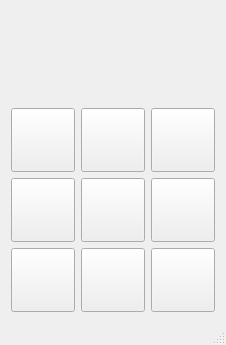
This is TicTacToe 2/mainwindow.ui in JohannesMund/Azubiprojekte as Qt 5 draws it before an edit. The edited form follows.
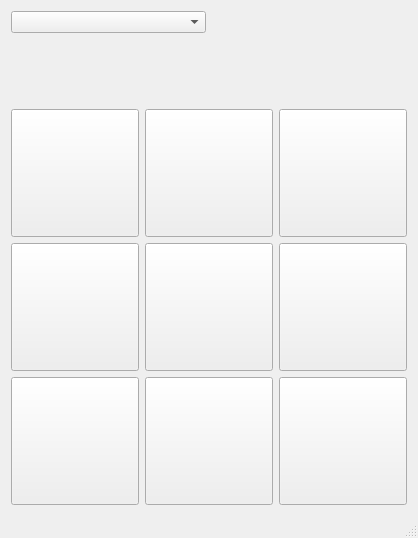
This is the edited form.

Patch:
```diff
--- a/TicTacToe 2/mainwindow.ui
+++ b/TicTacToe 2/mainwindow.ui
@@ -6,8 +6,8 @@
    <rect>
     <x>0</x>
     <y>0</y>
-    <width>222</width>
-    <height>345</height>
+    <width>414</width>
+    <height>538</height>
    </rect>
   </property>
   <property name="windowTitle">
@@ -15,26 +15,31 @@
   </property>
   <widget class="QWidget" name="centralWidget">
    <layout class="QGridLayout" name="gridLayout">
-    <item row="1" column="0">
+    <item row="2" column="0">
      <widget class="QPushButton" name="pb1">
       <property name="sizePolicy">
-       <sizepolicy hsizetype="Minimum" vsizetype="Minimum">
+       <sizepolicy hsizetype="Expanding" vsizetype="Expanding">
         <horstretch>64</horstretch>
         <verstretch>64</verstretch>
        </sizepolicy>
       </property>
       <property name="minimumSize">
        <size>
-        <width>64</width>
-        <height>64</height>
+        <width>128</width>
+        <height>128</height>
        </size>
       </property>
       <property name="maximumSize">
        <size>
-        <width>64</width>
-        <height>64</height>
+        <width>128</width>
+        <height>128</height>
        </size>
       </property>
+      <property name="font">
+       <font>
+        <pointsize>64</pointsize>
+       </font>
+      </property>
       <property name="text">
        <string/>
       </property>
@@ -46,82 +51,31 @@
       </property>
      </widget>
     </item>
-    <item row="1" column="2">
-     <widget class="QPushButton" name="pb3">
-      <property name="sizePolicy">
-       <sizepolicy hsizetype="Minimum" vsizetype="Minimum">
-        <horstretch>64</horstretch>
-        <verstretch>64</verstretch>
-       </sizepolicy>
-      </property>
-      <property name="minimumSize">
-       <size>
-        <width>64</width>
-        <height>64</height>
-       </size>
-      </property>
-      <property name="maximumSize">
-       <size>
-        <width>64</width>
-        <height>64</height>
-       </size>
-      </property>
-      <property name="text">
-       <string/>
-      </property>
-      <property name="checkable">
-       <bool>false</bool>
-      </property>
-     </widget>
-    </item>
-    <item row="2" column="0">
-     <widget class="QPushButton" name="pb4">
-      <property name="sizePolicy">
-       <sizepolicy hsizetype="Minimum" vsizetype="Minimum">
-        <horstretch>64</horstretch>
-        <verstretch>64</verstretch>
-       </sizepolicy>
-      </property>
-      <property name="minimumSize">
-       <size>
-        <width>64</width>
-        <height>64</height>
-       </size>
-      </property>
-      <property name="maximumSize">
-       <size>
-        <width>64</width>
-        <height>64</height>
-       </size>
-      </property>
-      <property name="text">
-       <string/>
-      </property>
-      <property name="checkable">
-       <bool>false</bool>
-      </property>
-     </widget>
-    </item>
-    <item row="1" column="1">
+    <item row="2" column="1">
      <widget class="QPushButton" name="pb2">
       <property name="sizePolicy">
-       <sizepolicy hsizetype="Minimum" vsizetype="Minimum">
+       <sizepolicy hsizetype="Expanding" vsizetype="Expanding">
         <horstretch>64</horstretch>
         <verstretch>64</verstretch>
        </sizepolicy>
       </property>
       <property name="minimumSize">
        <size>
-        <width>64</width>
-        <height>64</height>
+        <width>128</width>
+        <height>128</height>
        </size>
       </property>
       <property name="maximumSize">
        <size>
-        <width>64</width>
-        <height>64</height>
+        <width>128</width>
+        <height>128</height>
        </size>
       </property>
+      <property name="font">
+       <font>
+        <pointsize>64</pointsize>
+       </font>
+      </property>
       <property name="text">
        <string/>
       </property>
@@ -131,24 +85,95 @@
      </widget>
     </item>
     <item row="2" column="2">
-     <widget class="QPushButton" name="pb6">
+     <widget class="QPushButton" name="pb3">
       <property name="sizePolicy">
-       <sizepolicy hsizetype="Minimum" vsizetype="Minimum">
+       <sizepolicy hsizetype="Expanding" vsizetype="Expanding">
         <horstretch>64</horstretch>
         <verstretch>64</verstretch>
        </sizepolicy>
       </property>
       <property name="minimumSize">
        <size>
-        <width>64</width>
-        <height>64</height>
+        <width>128</width>
+        <height>128</height>
        </size>
       </property>
       <property name="maximumSize">
        <size>
-        <width>64</width>
-        <height>64</height>
+        <width>128</width>
+        <height>128</height>
        </size>
+      </property>
+      <property name="font">
+       <font>
+        <pointsize>64</pointsize>
+       </font>
+      </property>
+      <property name="text">
+       <string/>
+      </property>
+      <property name="checkable">
+       <bool>false</bool>
+      </property>
+     </widget>
+    </item>
+    <item row="3" column="0">
+     <widget class="QPushButton" name="pb4">
+      <property name="sizePolicy">
+       <sizepolicy hsizetype="Expanding" vsizetype="Expanding">
+        <horstretch>64</horstretch>
+        <verstretch>64</verstretch>
+       </sizepolicy>
+      </property>
+      <property name="minimumSize">
+       <size>
+        <width>128</width>
+        <height>128</height>
+       </size>
+      </property>
+      <property name="maximumSize">
+       <size>
+        <width>128</width>
+        <height>128</height>
+       </size>
+      </property>
+      <property name="font">
+       <font>
+        <pointsize>64</pointsize>
+       </font>
+      </property>
+      <property name="text">
+       <string/>
+      </property>
+      <property name="checkable">
+       <bool>false</bool>
+      </property>
+     </widget>
+    </item>
+    <item row="3" column="1">
+     <widget class="QPushButton" name="pb5">
+      <property name="sizePolicy">
+       <sizepolicy hsizetype="Expanding" vsizetype="Expanding">
+        <horstretch>64</horstretch>
+        <verstretch>64</verstretch>
+       </sizepolicy>
+      </property>
+      <property name="minimumSize">
+       <size>
+        <width>128</width>
+        <height>128</height>
+       </size>
+      </property>
+      <property name="maximumSize">
+       <size>
+        <width>128</width>
+        <height>128</height>
+       </size>
+      </property>
+      <property name="font">
+       <font>
+        <pointsize>64</pointsize>
+       </font>
       </property>
       <property name="text">
        <string/>
@@ -159,25 +184,129 @@
      </widget>
     </item>
     <item row="3" column="2">
+     <widget class="QPushButton" name="pb6">
+      <property name="sizePolicy">
+       <sizepolicy hsizetype="Expanding" vsizetype="Expanding">
+        <horstretch>64</horstretch>
+        <verstretch>64</verstretch>
+       </sizepolicy>
+      </property>
+      <property name="minimumSize">
+       <size>
+        <width>128</width>
+        <height>128</height>
+       </size>
+      </property>
+      <property name="maximumSize">
+       <size>
+        <width>128</width>
+        <height>128</height>
+       </size>
+      </property>
+      <property name="font">
+       <font>
+        <pointsize>64</pointsize>
+       </font>
+      </property>
+      <property name="text">
+       <string/>
+      </property>
+      <property name="checkable">
+       <bool>false</bool>
+      </property>
+     </widget>
+    </item>
+    <item row="4" column="0">
+     <widget class="QPushButton" name="pb7">
+      <property name="sizePolicy">
+       <sizepolicy hsizetype="Expanding" vsizetype="Expanding">
+        <horstretch>64</horstretch>
+        <verstretch>64</verstretch>
+       </sizepolicy>
+      </property>
+      <property name="minimumSize">
+       <size>
+        <width>128</width>
+        <height>128</height>
+       </size>
+      </property>
+      <property name="maximumSize">
+       <size>
+        <width>128</width>
+        <height>128</height>
+       </size>
+      </property>
+      <property name="font">
+       <font>
+        <pointsize>64</pointsize>
+       </font>
+      </property>
+      <property name="text">
+       <string/>
+      </property>
+      <property name="checkable">
+       <bool>false</bool>
+      </property>
+     </widget>
+    </item>
+    <item row="4" column="1">
+     <widget class="QPushButton" name="pb8">
+      <property name="sizePolicy">
+       <sizepolicy hsizetype="Expanding" vsizetype="Expanding">
+        <horstretch>64</horstretch>
+        <verstretch>64</verstretch>
+       </sizepolicy>
+      </property>
+      <property name="minimumSize">
+       <size>
+        <width>128</width>
+        <height>128</height>
+       </size>
+      </property>
+      <property name="maximumSize">
+       <size>
+        <width>128</width>
+        <height>128</height>
+       </size>
+      </property>
+      <property name="font">
+       <font>
+        <pointsize>64</pointsize>
+       </font>
+      </property>
+      <property name="text">
+       <string/>
+      </property>
+      <property name="checkable">
+       <bool>false</bool>
+      </property>
+     </widget>
+    </item>
+    <item row="4" column="2">
      <widget class="QPushButton" name="pb9">
       <property name="sizePolicy">
-       <sizepolicy hsizetype="Minimum" vsizetype="Minimum">
+       <sizepolicy hsizetype="Expanding" vsizetype="Expanding">
         <horstretch>64</horstretch>
         <verstretch>64</verstretch>
        </sizepolicy>
       </property>
       <property name="minimumSize">
        <size>
-        <width>64</width>
-        <height>64</height>
+        <width>128</width>
+        <height>128</height>
        </size>
       </property>
       <property name="maximumSize">
        <size>
-        <width>64</width>
-        <height>64</height>
+        <width>128</width>
+        <height>128</height>
        </size>
       </property>
+      <property name="font">
+       <font>
+        <pointsize>64</pointsize>
+       </font>
+      </property>
       <property name="text">
        <string/>
       </property>
@@ -186,7 +315,7 @@
       </property>
      </widget>
     </item>
-    <item row="0" column="0" colspan="3">
+    <item row="1" column="0" colspan="3">
      <widget class="QLabel" name="lbOut">
       <property name="minimumSize">
        <size>
@@ -199,89 +328,19 @@
       </property>
      </widget>
     </item>
-    <item row="3" column="0">
-     <widget class="QPushButton" name="pb7">
-      <property name="sizePolicy">
-       <sizepolicy hsizetype="Minimum" vsizetype="Minimum">
-        <horstretch>64</horstretch>
-        <verstretch>64</verstretch>
-       </sizepolicy>
-      </property>
-      <property name="minimumSize">
-       <size>
-        <width>64</width>
-        <height>64</height>
-       </size>
-      </property>
-      <property name="maximumSize">
-       <size>
-        <width>64</width>
-        <height>64</height>
-       </size>
-      </property>
-      <property name="text">
-       <string/>
-      </property>
-      <property name="checkable">
-       <bool>false</bool>
-      </property>
-     </widget>
-    </item>
-    <item row="2" column="1">
-     <widget class="QPushButton" name="pb5">
-      <property name="sizePolicy">
-       <sizepolicy hsizetype="Minimum" vsizetype="Minimum">
-        <horstretch>64</horstretch>
-        <verstretch>64</verstretch>
-       </sizepolicy>
-      </property>
-      <property name="minimumSize">
-       <size>
-        <width>64</width>
-        <height>64</height>
-       </size>
-      </property>
-      <property name="maximumSize">
-       <size>
-        <width>64</width>
-        <height>64</height>
-       </size>
-      </property>
-      <property name="text">
-       <string/>
-      </property>
-      <property name="checkable">
-       <bool>false</bool>
-      </property>
-     </widget>
-    </item>
-    <item row="3" column="1">
-     <widget class="QPushButton" name="pb8">
-      <property name="sizePolicy">
-       <sizepolicy hsizetype="Minimum" vsizetype="Minimum">
-        <horstretch>64</horstretch>
-        <verstretch>64</verstretch>
-       </sizepolicy>
-      </property>
-      <property name="minimumSize">
-       <size>
-        <width>64</width>
-        <height>64</height>
-       </size>
-      </property>
-      <property name="maximumSize">
-       <size>
-        <width>64</width>
-        <height>64</height>
-       </size>
-      </property>
-      <property name="text">
-       <string/>
-      </property>
-      <property name="checkable">
-       <bool>false</bool>
-      </property>
-     </widget>
+    <item row="0" column="0" colspan="3">
+     <layout class="QHBoxLayout" name="horizontalLayout">
+      <item>
+       <widget class="QComboBox" name="cbModeSelect"/>
+      </item>
+      <item>
+       <widget class="QLabel" name="lbMode">
+        <property name="text">
+         <string/>
+        </property>
+       </widget>
+      </item>
+     </layout>
     </item>
    </layout>
   </widget>
```
